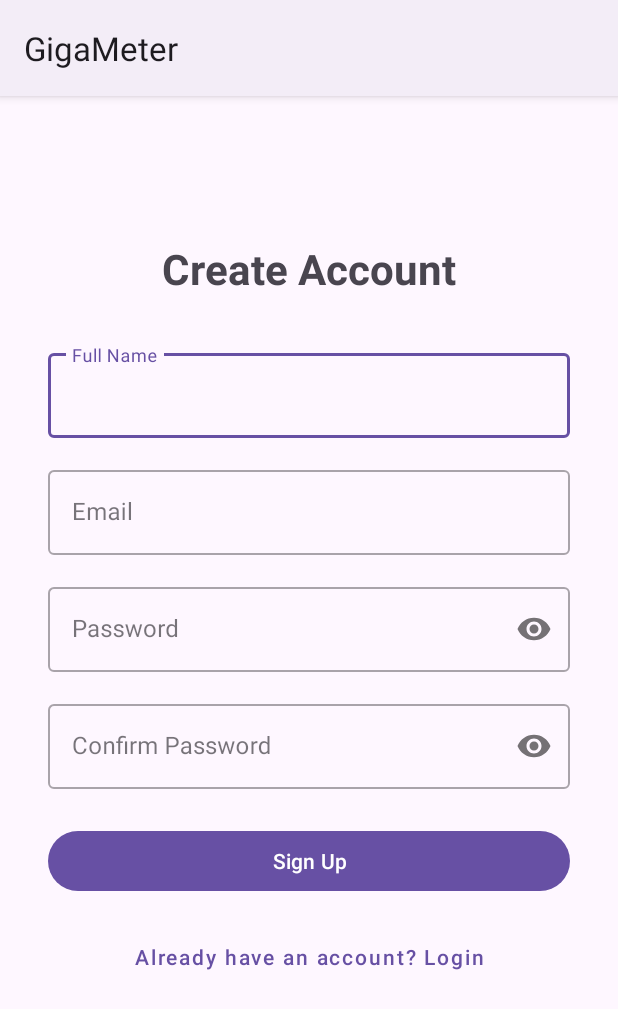
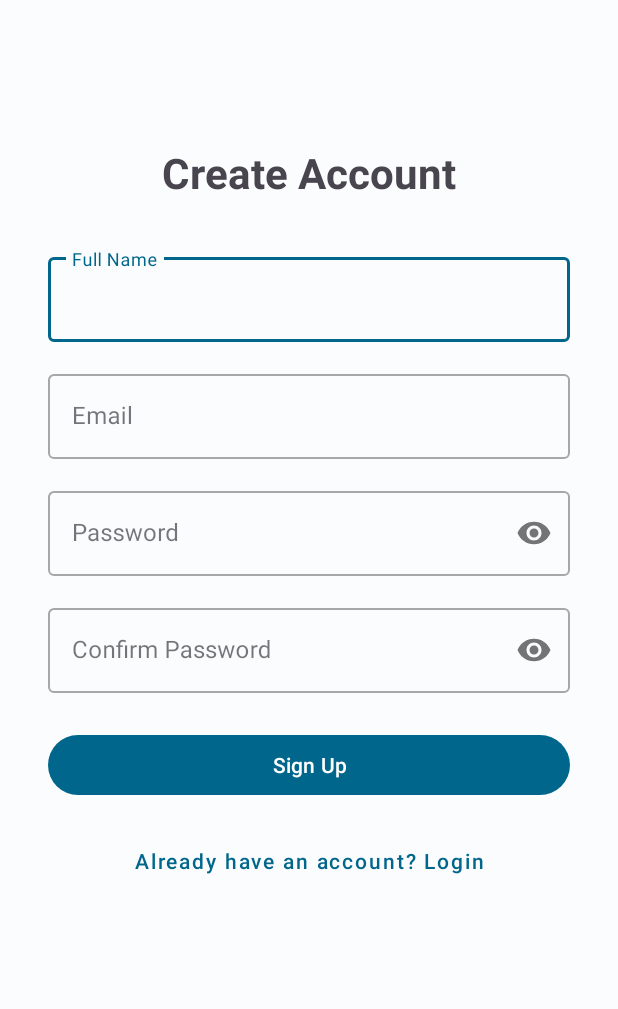
Before and after one commit to Amartyakaushik/GigaMeter, an Android app: the SignupActivity screen opened directly, with no data from a screen before it, on a phone screen of 412 x 824 dp. Shown: the top 1009 px of the screen. Run offline under Robolectric (Android 15) with nearby library versions, the phone set to English and light mode, and no system bars; our stand-ins replace Firebase (no records; nobody signed in at launch, a user with empty details on screens opened directly).

Commit message:
Implemented Authentication

```diff
--- a/app/src/main/java/com/example/gigameter/AuthActivity.kt
+++ b/app/src/main/java/com/example/gigameter/AuthActivity.kt
@@ -29,6 +29,7 @@ class AuthActivity : AppCompatActivity() {
             // Check if user is already logged in
             if (auth.currentUser != null) {
                 navigateToMain()
+                return // Skip rest of onCreate if already logged in
             }
 
             binding.loginButton.setOnClickListener {
--- a/app/src/main/res/values/colors.xml
+++ b/app/src/main/res/values/colors.xml
@@ -2,4 +2,68 @@
 <resources>
     <color name="black">#FF000000</color>
     <color name="white">#FFFFFFFF</color>
+
+    <!-- Material 3 Colors (Example based on #00668B) -->
+    <color name="md_theme_light_primary">#00668B</color>
+    <color name="md_theme_light_onPrimary">#FFFFFF</color>
+    <color name="md_theme_light_primaryContainer">#C3E7FF</color>
+    <color name="md_theme_light_onPrimaryContainer">#001E2D</color>
+    <color name="md_theme_light_secondary">#4E616D</color>
+    <color name="md_theme_light_onSecondary">#FFFFFF</color>
+    <color name="md_theme_light_secondaryContainer">#D1E5F4</color>
+    <color name="md_theme_light_onSecondaryContainer">#0A1E28</color>
+    <color name="md_theme_light_tertiary">#615A7D</color>
+    <color name="md_theme_light_onTertiary">#FFFFFF</color>
+    <color name="md_theme_light_tertiaryContainer">#E7DEFF</color>
+    <color name="md_theme_light_onTertiaryContainer">#1D1736</color>
+    <color name="md_theme_light_error">#BA1A1A</color>
+    <color name="md_theme_light_errorContainer">#FFDAD6</color>
+    <color name="md_theme_light_onError">#FFFFFF</color>
+    <color name="md_theme_light_onErrorContainer">#410002</color>
+    <color name="md_theme_light_background">#FBFCFE</color>
+    <color name="md_theme_light_onBackground">#191C1E</color>
+    <color name="md_theme_light_surface">#FBFCFE</color>
+    <color name="md_theme_light_onSurface">#191C1E</color>
+    <color name="md_theme_light_surfaceVariant">#DCE3E9</color>
+    <color name="md_theme_light_onSurfaceVariant">#40484D</color>
+    <color name="md_theme_light_outline">#70787E</color>
+    <color name="md_theme_light_inverseOnSurface">#F0F1F3</color>
+    <color name="md_theme_light_inverseSurface">#2E3133</color>
+    <color name="md_theme_light_inversePrimary">#79CFFF</color>
+    <color name="md_theme_light_shadow">#000000</color>
+    <color name="md_theme_light_surfaceTint">#00668B</color>
+    <color name="md_theme_light_outlineVariant">#C0C8CD</color>
+    <color name="md_theme_light_scrim">#000000</color>
+
+    <color name="md_theme_dark_primary">#79CFFF</color>
+    <color name="md_theme_dark_onPrimary">#00354B</color>
+    <color name="md_theme_dark_primaryContainer">#004C6A</color>
+    <color name="md_theme_dark_onPrimaryContainer">#C3E7FF</color>
+    <color name="md_theme_dark_secondary">#B5C9D7</color>
+    <color name="md_theme_dark_onSecondary">#20333E</color>
+    <color name="md_theme_dark_secondaryContainer">#364955</color>
+    <color name="md_theme_dark_onSecondaryContainer">#D1E5F4</color>
+    <color name="md_theme_dark_tertiary">#CAC1E9</color>
+    <color name="md_theme_dark_onTertiary">#322C4C</color>
+    <color name="md_theme_dark_tertiaryContainer">#494364</color>
+    <color name="md_theme_dark_onTertiaryContainer">#E7DEFF</color>
+    <color name="md_theme_dark_error">#FFB4AB</color>
+    <color name="md_theme_dark_errorContainer">#93000A</color>
+    <color name="md_theme_dark_onError">#690005</color>
+    <color name="md_theme_dark_onErrorContainer">#FFDAD6</color>
+    <color name="md_theme_dark_background">#191C1E</color>
+    <color name="md_theme_dark_onBackground">#E1E2E5</color>
+    <color name="md_theme_dark_surface">#191C1E</color>
+    <color name="md_theme_dark_onSurface">#E1E2E5</color>
+    <color name="md_theme_dark_surfaceVariant">#40484D</color>
+    <color name="md_theme_dark_onSurfaceVariant">#C0C8CD</color>
+    <color name="md_theme_dark_outline">#8A9297</color>
+    <color name="md_theme_dark_inverseOnSurface">#191C1E</color>
+    <color name="md_theme_dark_inverseSurface">#E1E2E5</color>
+    <color name="md_theme_dark_inversePrimary">#00668B</color>
+    <color name="md_theme_dark_shadow">#000000</color>
+    <color name="md_theme_dark_surfaceTint">#79CFFF</color>
+    <color name="md_theme_dark_outlineVariant">#40484D</color>
+    <color name="md_theme_dark_scrim">#000000</color>
+
 </resources>
--- a/app/src/main/res/values/themes.xml
+++ b/app/src/main/res/values/themes.xml
@@ -1,9 +1,39 @@
 <resources xmlns:tools="http://schemas.android.com/tools">
     <!-- Base application theme. -->
-    <style name="Base.Theme.GigaMeter" parent="Theme.Material3.DayNight">
+    <style name="Base.Theme.GigaMeter" parent="Theme.Material3.DayNight.NoActionBar">
         <!-- Customize your light theme here. -->
-        <!-- <item name="colorPrimary">@color/my_light_primary</item> -->
+        <item name="colorPrimary">@color/md_theme_light_primary</item>
+        <item name="colorOnPrimary">@color/md_theme_light_onPrimary</item>
+        <item name="colorPrimaryContainer">@color/md_theme_light_primaryContainer</item>
+        <item name="colorOnPrimaryContainer">@color/md_theme_light_onPrimaryContainer</item>
+        <item name="colorSecondary">@color/md_theme_light_secondary</item>
+        <item name="colorOnSecondary">@color/md_theme_light_onSecondary</item>
+        <item name="colorSecondaryContainer">@color/md_theme_light_secondaryContainer</item>
+        <item name="colorOnSecondaryContainer">@color/md_theme_light_onSecondaryContainer</item>
+        <item name="colorTertiary">@color/md_theme_light_tertiary</item>
+        <item name="colorOnTertiary">@color/md_theme_light_onTertiary</item>
+        <item name="colorTertiaryContainer">@color/md_theme_light_tertiaryContainer</item>
+        <item name="colorOnTertiaryContainer">@color/md_theme_light_onTertiaryContainer</item>
+        <item name="colorError">@color/md_theme_light_error</item>
+        <item name="colorErrorContainer">@color/md_theme_light_errorContainer</item>
+        <item name="colorOnError">@color/md_theme_light_onError</item>
+        <item name="colorOnErrorContainer">@color/md_theme_light_onErrorContainer</item>
+        <item name="android:colorBackground">@color/md_theme_light_background</item>
+        <item name="colorOnBackground">@color/md_theme_light_onBackground</item>
+        <item name="colorSurface">@color/md_theme_light_surface</item>
+        <item name="colorOnSurface">@color/md_theme_light_onSurface</item>
+        <item name="colorSurfaceVariant">@color/md_theme_light_surfaceVariant</item>
+        <item name="colorOnSurfaceVariant">@color/md_theme_light_onSurfaceVariant</item>
+        <item name="colorOutline">@color/md_theme_light_outline</item>
+        <item name="colorOnSurfaceInverse">@color/md_theme_light_inverseOnSurface</item>
+        <item name="colorSurfaceInverse">@color/md_theme_light_inverseSurface</item>
+        <item name="colorPrimaryInverse">@color/md_theme_light_inversePrimary</item>
+
+        <!-- Add other theme customizations here -->
     </style>
 
     <style name="Theme.GigaMeter" parent="Base.Theme.GigaMeter" />
+
+    <!-- Removed Splash Screen Theme -->
+
 </resources>
```
Also changed, not shown: app/src/main/AndroidManifest.xml (+11 -4 lines), app/src/main/res/drawable/gigamlogo.png (added).
